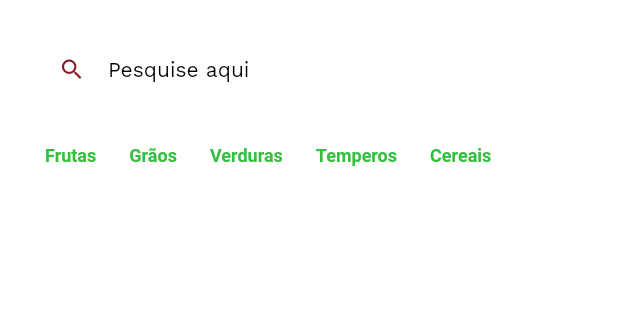
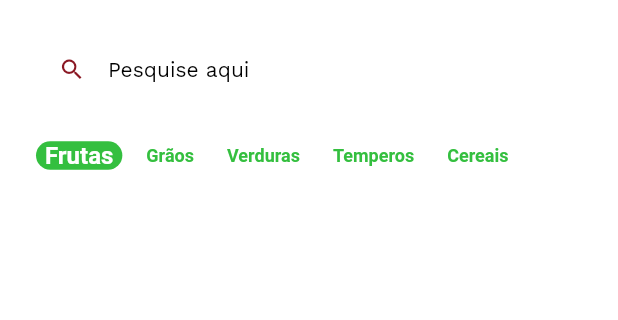
Before and after one commit to linnickgrisoste/greengrocer, a Flutter app: the HomeView screen opened directly, on a phone screen of 412 x 824 dp, the part 71-391 px from its top. Run offline on Flutter 3.47's test engine with Material 2 defaults, Android fonts, the phone set to English and light mode, and no system bars; drawn by our look-alikes of badges; our stand-ins replace animated_text_kit, google_fonts, mask_text_input_formatter; generated files the repository leaves out were written again.

```diff
--- a/lib/features/home/home_view.dart
+++ b/lib/features/home/home_view.dart
@@ -4,17 +4,17 @@ import 'package:flutter/material.dart';
 import '../../support/components/category_tile.dart';
 import '../../support/style/app_colors.dart';
 import '../../support/style/app_fonts.dart';
+import '../models/item_data.dart';
 
-class HomeView extends StatelessWidget {
-  HomeView({super.key});
+class HomeView extends StatefulWidget {
+  const HomeView({super.key});
 
-  List<String> categories = [
-    'Frutas',
-    'Grãos',
-    'Verduras',
-    'Temperos',
-    'Cereais',
-  ];
+  @override
+  State<HomeView> createState() => _HomeViewState();
+}
+
+class _HomeViewState extends State<HomeView> {
+  String selectedCategory = 'Frutas';
 
   @override
   Widget build(BuildContext context) {
@@ -90,8 +90,13 @@ class HomeView extends StatelessWidget {
               separatorBuilder: (_, index) => const SizedBox(width: 10),
               itemBuilder: (_, index) {
                 return CategoryTile(
+                  onPressed: () {
+                    setState(() {
+                      selectedCategory = categories[index];
+                    });
+                  },
                   category: categories[index],
-                  isSelected: false,
+                  isSelected: categories[index] == selectedCategory,
                 );
               },
             ),
--- a/lib/support/components/category_tile.dart
+++ b/lib/support/components/category_tile.dart
@@ -7,14 +7,18 @@ class CategoryTile extends StatelessWidget {
     super.key,
     required this.category,
     required this.isSelected,
+    required this.onPressed,
   });
 
   final String category;
   final bool isSelected;
+  final VoidCallback onPressed;
 
   @override
   Widget build(BuildContext context) {
-    return Align(
+    return GestureDetector(
+      onTap: onPressed,
+      child: Align(
         alignment: Alignment.center,
         child: Container(
           padding: const EdgeInsets.symmetric(horizontal: 6),
@@ -30,6 +34,7 @@ class CategoryTile extends StatelessWidget {
                 fontWeight: FontWeight.bold),
           ),
         ),
+      ),
     );
   }
 }
--- a/pubspec.yaml
+++ b/pubspec.yaml
@@ -34,3 +34,6 @@ flutter:
 
 
   uses-material-design: true
+
+  assets:
+    - assets/fruits/
```
Also changed, not shown: lib/features/models/item_data.dart (added, +72 -0 lines), lib/features/models/item_model.dart (added, +15 -0 lines), assets/fruits/apple.png (added), assets/fruits/grape.png (added), assets/fruits/guava.png (added), assets/fruits/kiwi.png (added), assets/fruits/mango.png (added), assets/fruits/papaya.png (added). Lines whose indentation alone changed are shown as unchanged.
